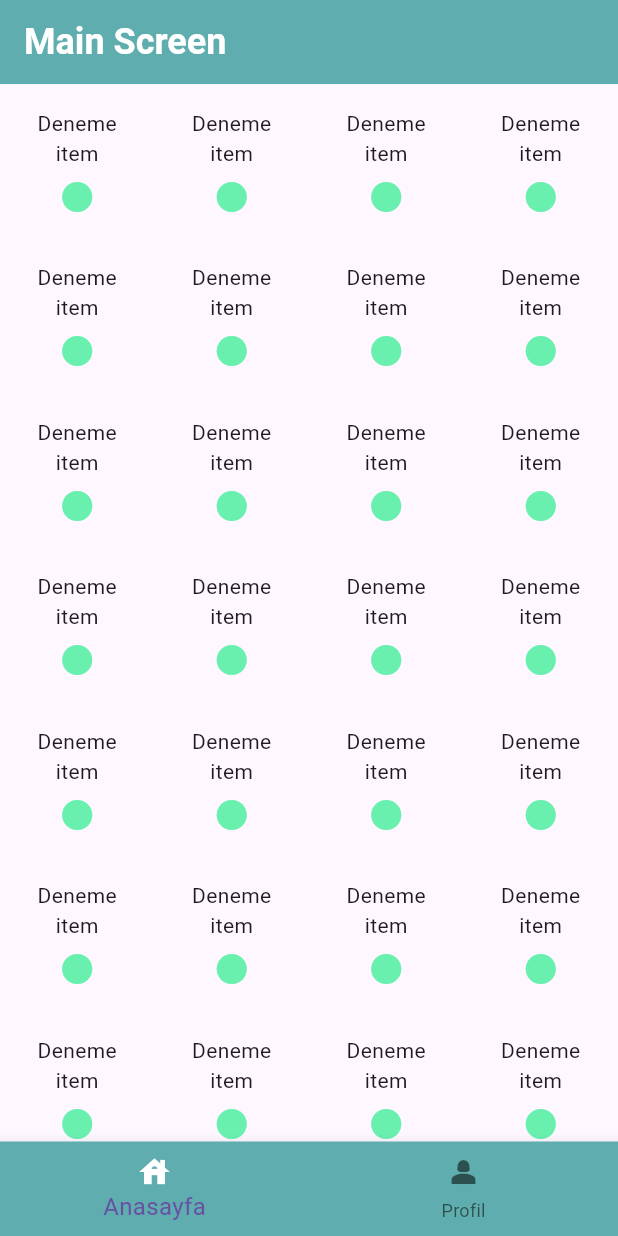
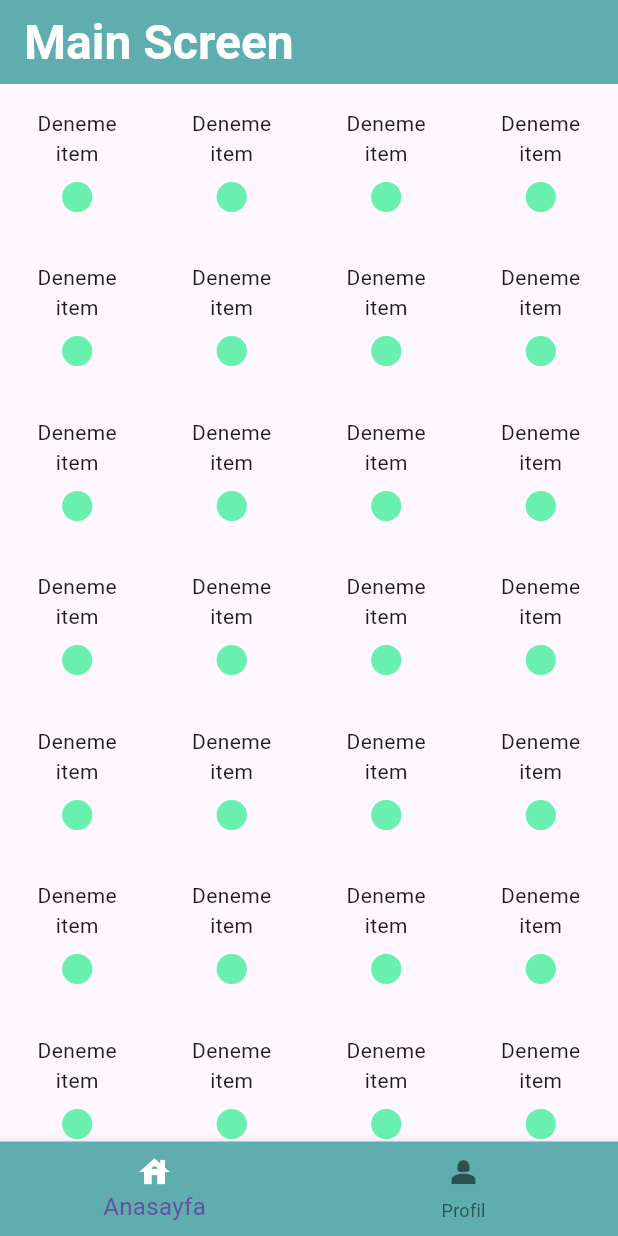
Before and after one commit to metingokmenn/flutter_stock_management_app, a Flutter app: the screen it shows after launch, on a phone screen of 412 x 824 dp. Run offline on Flutter 3.47's test engine with Material 2 defaults, Android fonts, the phone set to English and light mode, and no system bars.

Commit message:
Tryout commit

```diff
--- a/lib/main.dart
+++ b/lib/main.dart
@@ -19,7 +19,7 @@ class MyApp extends StatelessWidget {
           appBarTheme: AppBarTheme(
               backgroundColor: AppConsts.mainColor(),
               titleTextStyle:
-                  const TextStyle(fontWeight: FontWeight.bold, fontSize: 24)),
+                  const TextStyle(fontWeight: FontWeight.bold, fontSize: 32)),
           useMaterial3: true,
           navigationBarTheme: NavigationBarThemeData(
             backgroundColor: AppConsts.mainColor(),
```
